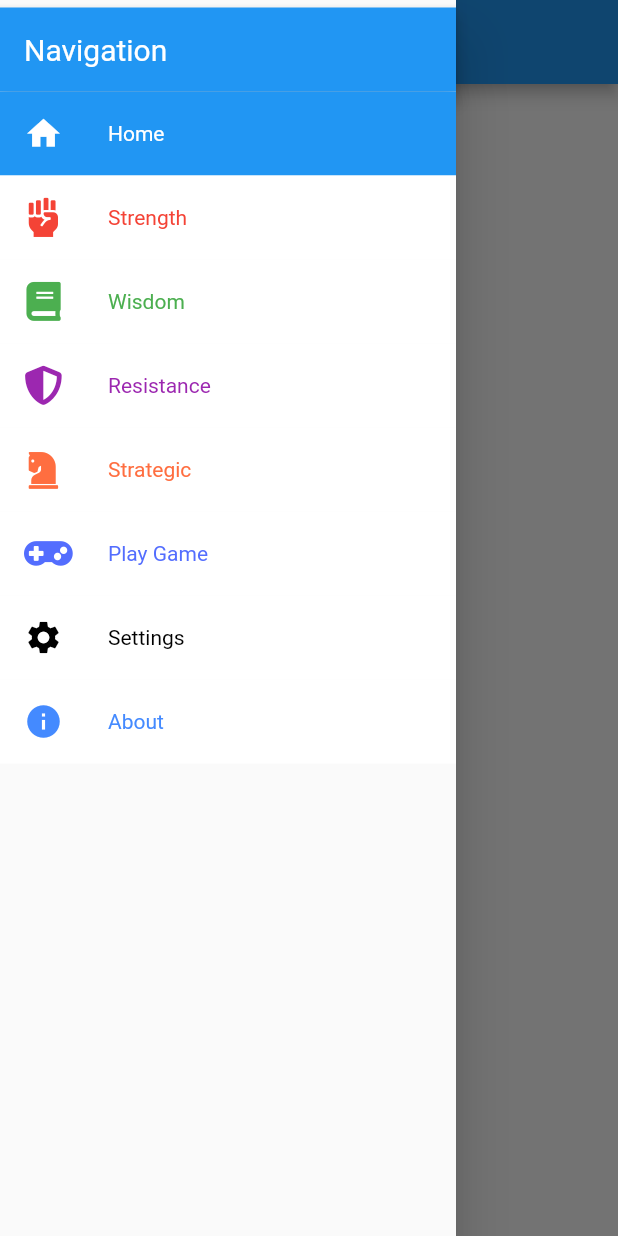
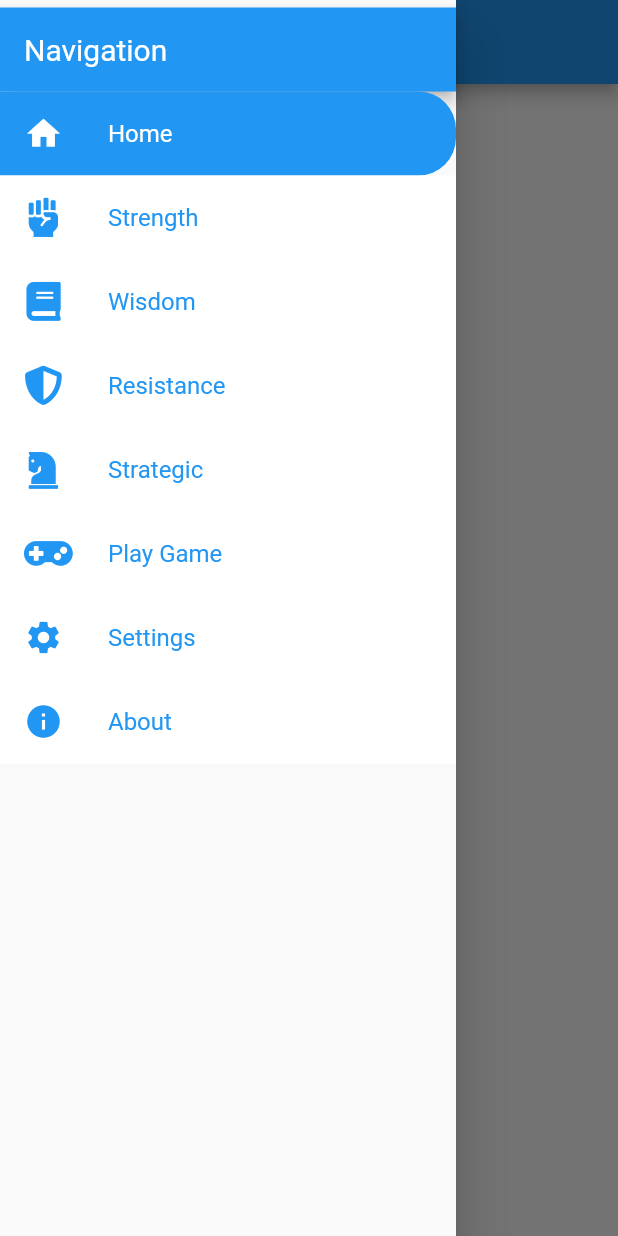
Before and after one commit to Shakleen/Project-Scarlet, a Flutter app: the screen it shows after launch, with the side drawer open, on a phone screen of 412 x 824 dp. Run offline on Flutter 3.47's test engine with Material 2 defaults, Android fonts, the phone set to English and light mode, and no system bars; our stand-ins replace flutter_local_notifications, sqflite; accounts and stored records are empty.

Commit message:
3 March, 2019 - Theme editted.

```diff
--- a/lib/main.dart
+++ b/lib/main.dart
@@ -32,7 +32,7 @@ class _MyApp extends State<MyApp> {
       model: MainModel(),
       child: MaterialApp(
         // This sets the theme of the application
-        theme: _speciifyTheme(),
+        theme: MainModel.defaultTheme,
 
         // The application home page. The app will land here everytime it starts.
         home: HomePage(),
@@ -57,20 +57,4 @@ class _MyApp extends State<MyApp> {
       ),
     );
   }
-
-  ThemeData _speciifyTheme() {
-    return ThemeData(
-      primaryColor: Colors.blue,
-      accentColor: Colors.blueAccent,
-      backgroundColor: Colors.white,
-      fontFamily: 'Roboto',
-      brightness: Brightness.light,
-      accentColorBrightness: Brightness.light,
-      textTheme: TextTheme(
-        title: TextStyle(color: Colors.white, fontFamily: 'Roboto'),
-        subtitle: TextStyle(color: Colors.white, fontFamily: 'Roboto'),
-      ),
-      iconTheme: IconThemeData(color: Colors.white70, size: 26),
-    );
-  }
 }
--- a/lib/scoped_model/main_model.dart
+++ b/lib/scoped_model/main_model.dart
@@ -9,8 +9,6 @@ import 'package:scoped_model/scoped_model.dart';
 class MainModel extends Model with TaskModel {
   static final DateFormat dateFormatter =
       DateFormat("EEEE, dd/MM/yyyy 'at' hh:mm a");
-  static final TextStyle labelStyle =
-      TextStyle(color: Colors.blueAccent, fontFamily: 'Roboto', fontSize: 16);
   static final Map<int, List<dynamic>> notificationDetails = {
     0: [
       AndroidNotificationDetails(
@@ -35,13 +33,30 @@ class MainModel extends Model with TaskModel {
     ],
   };
   static final Map<String, List<dynamic>> navigationRoutes = const {
-    'home': ['/', Icons.home, Colors.blue],
-    'strength' : ['/strength', CustomIcons.fist_raised_solid, Colors.red],
-    'wisdom' : ['/wisdom', CustomIcons.book_solid, Colors.green],
-    'resistance': ['/resistance', CustomIcons.shield_alt_solid, Colors.purple],
-    'strategic' : ['/strategic', CustomIcons.chess_knight_solid, Colors.deepOrangeAccent],
-    'play game' : ['/playgame', CustomIcons.gamepad_solid, Colors.indigoAccent],
-    'settings': ['/settings', Icons.settings, Colors.black],
-    'about' : ['/about', Icons.info, Colors.blueAccent],
+    'home': ['/', Icons.home],
+    'strength': ['/strength', CustomIcons.fist_raised_solid],
+    'wisdom': ['/wisdom', CustomIcons.book_solid],
+    'resistance': ['/resistance', CustomIcons.shield_alt_solid],
+    'strategic': ['/strategic', CustomIcons.chess_knight_solid],
+    'play game': ['/playgame', CustomIcons.gamepad_solid],
+    'settings': ['/settings', Icons.settings],
+    'about': ['/about', Icons.info],
   };
+  static ThemeData defaultTheme = ThemeData(
+      primaryColor: Colors.blue,
+      accentColor: Colors.blueAccent,
+      backgroundColor: Colors.white,
+      fontFamily: 'Roboto',
+      brightness: Brightness.light,
+      accentColorBrightness: Brightness.light,
+      textTheme: TextTheme(
+        title: TextStyle(color: Colors.white),
+        subtitle: TextStyle(color: Colors.black),
+        subhead: TextStyle(color: Colors.blueAccent),
+        body1: TextStyle(color: Colors.black),
+      ),
+      iconTheme: IconThemeData(color: Colors.white70, size: 26),
+      secondaryHeaderColor: Colors.black,
+      buttonColor: Colors.blue,
+    );
 }
--- a/lib/widgets/ui_elements/side_drawer.dart
+++ b/lib/widgets/ui_elements/side_drawer.dart
@@ -25,7 +25,6 @@ class SideDrawer extends StatelessWidget {
         MainModel.navigationRoutes[key.toLowerCase()][0],
         MainModel.navigationRoutes[key.toLowerCase()][1],
         i == _activeNumber ? true : false,
-        MainModel.navigationRoutes[key.toLowerCase()][2],
       ));
     }
 
--- a/lib/widgets/ui_elements/side_drawer_list_tile.dart
+++ b/lib/widgets/ui_elements/side_drawer_list_tile.dart
@@ -1,55 +1,45 @@
 import 'package:flutter/material.dart';
 
 /// Class for list tiles used in the SideDrawer class.
-///
-/// This is a widget that is used in SideDrawer widget.
-/// [titleText] - title of the ListTile.
-/// [leadingIcon] - icon of the ListTile.
-/// [navigatorRoute] - route to navigate to once pressed.
-/// [active] - true if page is currently in view, false otherwise.
 class SideDrawerListTile extends StatelessWidget {
   final String titleText, route;
   final IconData leadingIcon;
   final bool active;
-  final Color itemColor;
+  Color activeColor, normalColor;
 
-  SideDrawerListTile(
-    this.titleText,
-    this.route,
-    this.leadingIcon,
-    this.active,
-    this.itemColor,
-  );
+  SideDrawerListTile(this.titleText, this.route, this.leadingIcon, this.active);
 
   ListTile _buildListTile(BuildContext context) {
     return ListTile(
-      leading: Icon(
-        leadingIcon,
-        color: active ? Colors.white : itemColor,
-      ),
+      leading: Icon(leadingIcon, color: active ? normalColor : activeColor),
       title: Text(
         titleText,
-        style: TextStyle(
-          fontFamily: 'Roboto',
-          fontSize: 14,
-          color: active ? Colors.white : itemColor,
-        ),
+        style: Theme.of(context)
+            .textTheme
+            .subhead
+            .copyWith(color: active ? normalColor : activeColor),
       ),
       selected: active,
       onTap: () {
-        // Change only if inactive.
-        if (active == false) {
-          Navigator.pushReplacementNamed(context, route);
-        }
+        if (active == false) Navigator.pushReplacementNamed(context, route);
       },
     );
   }
 
   @override
   Widget build(BuildContext context) {
+    activeColor = Theme.of(context).primaryColor;
+    normalColor = Theme.of(context).backgroundColor;
+
     return Container(
       decoration: BoxDecoration(
-        color: active ? Colors.blue : Colors.white,
+        color: active ? activeColor : normalColor,
+        borderRadius: active
+            ? BorderRadius.only(
+                topRight: Radius.circular(25.0),
+                bottomRight: Radius.circular(25.0),
+              )
+            : null,
       ),
       child: _buildListTile(context),
     );
```
Also changed, not shown: lib/widgets/strategy_widgets/task_date_picker.dart (+15 -21 lines), lib/widgets/strategy_widgets/task_form_field.dart (+5 -4 lines), fonts/Roboto-Black.ttf (deleted), fonts/Roboto-BlackItalic.ttf (deleted), fonts/Roboto-Bold.ttf (deleted), fonts/Roboto-BoldItalic.ttf (deleted), fonts/Roboto-Italic.ttf (deleted), fonts/Roboto-Light.ttf (deleted), fonts/Roboto-LightItalic.ttf (deleted), fonts/Roboto-Medium.ttf (deleted), fonts/Roboto-MediumItalic.ttf (deleted), fonts/Roboto-Thin.ttf (deleted), fonts/Roboto-ThinItalic.ttf (deleted).
